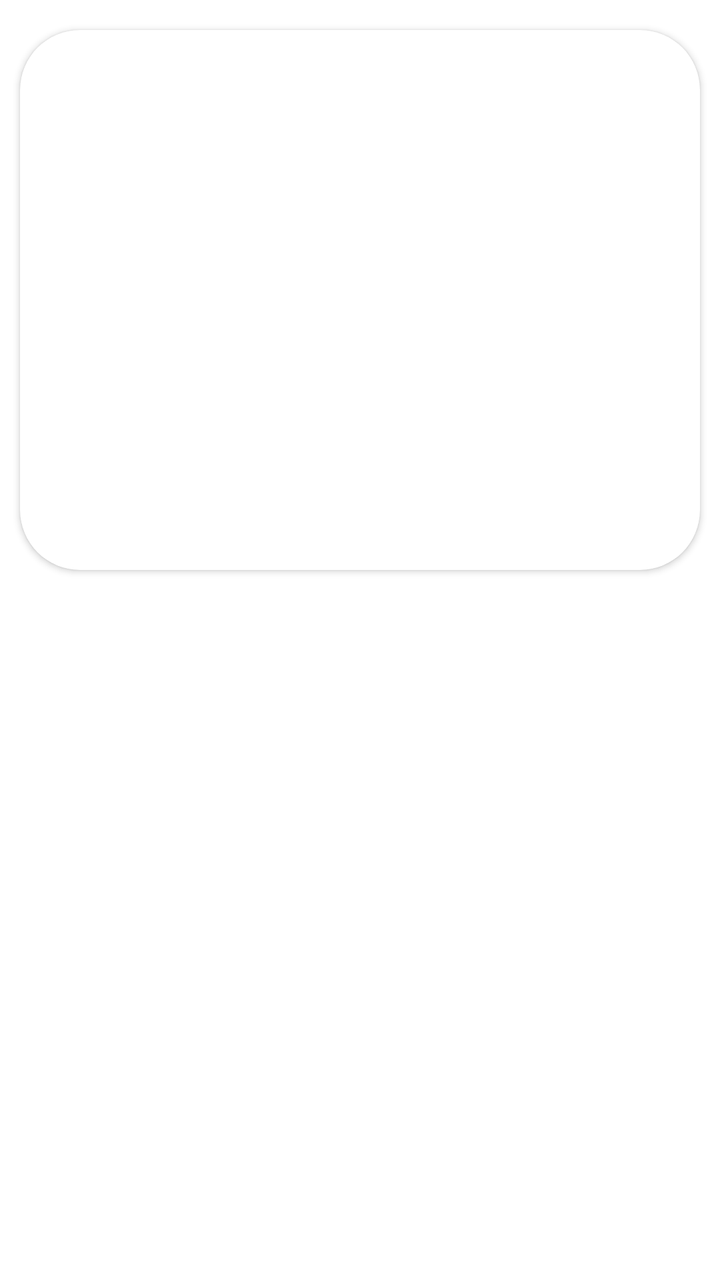
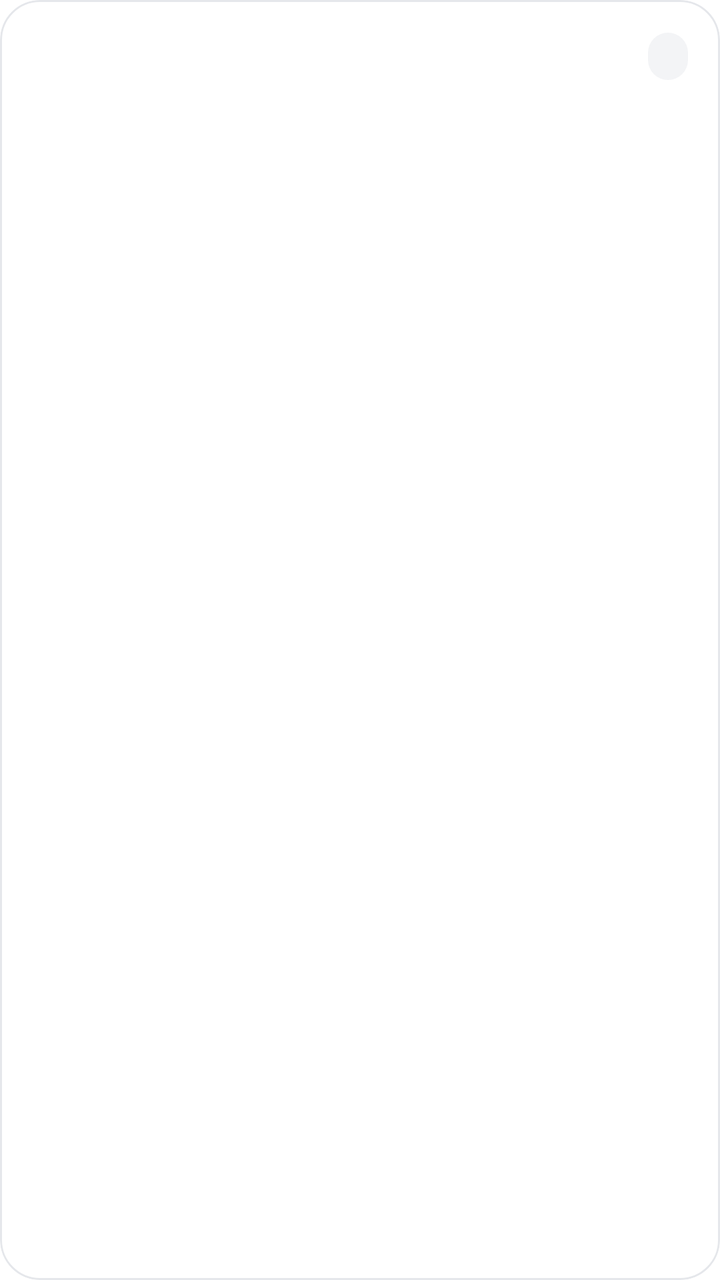

The first picture is an Android layout as it rendered before a commit; the second is the same layout after the commit. The layout source and the unified diff follow.
<!-- AndroidManifest.xml: application theme AppTheme -->
<!-- res/layout/team_item.xml -->
<?xml version="1.0" encoding="utf-8"?>
<RelativeLayout xmlns:android="http://schemas.android.com/apk/res/android"
    xmlns:app="http://schemas.android.com/apk/res-auto"
    android:id="@+id/team_view"
    android:layout_height="wrap_content"
    android:layout_width="match_parent"
    android:layout_gravity="center_horizontal"
    android:gravity="center_horizontal"
    android:layout_marginBottom="10dp">

    <androidx.cardview.widget.CardView
        android:id="@+id/team_card_view"
        android:layout_width="340dp"
        android:layout_height="270dp"
        android:clickable="true"
        android:focusable="true"
        android:gravity="center_horizontal|center_vertical"
        app:cardCornerRadius="30dp"
        app:cardPreventCornerOverlap="true"
        android:layout_marginTop="15dp"
        android:layout_marginBottom="2dp">

        <LinearLayout
            android:layout_width="match_parent"
            android:layout_height="match_parent"
            android:orientation="vertical"
            android:layout_gravity="center_horizontal"
            android:gravity="center_horizontal">

            <TextView
                android:id="@+id/team_name"
                android:layout_width="match_parent"
                android:layout_height="wrap_content"
                android:textColor="#515151"
                android:textSize="21sp"
                android:paddingTop="20dp"
                android:paddingStart="30dp"
                android:paddingEnd="30dp"
                android:fontFamily="Roboto"/>

            <GridLayout
                android:id="@+id/relativeLayout1"
                android:layout_width="match_parent"
                android:layout_height="90dp"
                android:orientation="horizontal"
                android:layout_marginStart="5dp">

                <ImageView
                    android:id="@+id/poke_image0"
                    android:layout_width="100dp"
                    android:layout_height="100dp"
                    android:contentDescription="@string/desc_image_pokemon" />

                <ImageView
                    android:id="@+id/poke_image1"
                    android:layout_width="100dp"
                    android:layout_height="100dp"
                    android:contentDescription="@string/desc_image_pokemon"/>

                <ImageView
                    android:id="@+id/poke_image2"
                    android:layout_width="100dp"
                    android:layout_height="100dp"
                    android:contentDescription="@string/desc_image_pokemon"/>

            </GridLayout>

            <GridLayout
                android:id="@+id/relativeLayout2"
                android:layout_width="match_parent"
                android:layout_height="match_parent"
                android:orientation="horizontal"
                android:layout_marginStart="5dp">

                <ImageView
                    android:id="@+id/poke_image3"
                    android:layout_width="100dp"
                    android:layout_height="100dp"
                    android:contentDescription="@string/desc_image_pokemon"/>

                <ImageView
                    android:id="@+id/poke_image4"
                    android:layout_width="100dp"
                    android:layout_height="100dp"
                    android:contentDescription="@string/desc_image_pokemon"/>

                <ImageView
                    android:id="@+id/poke_image5"
                    android:layout_width="100dp"
                    android:layout_height="100dp"
                    android:contentDescription="@string/desc_image_pokemon"/>
            </GridLayout>
        </LinearLayout>
    </androidx.cardview.widget.CardView>
</RelativeLayout>
<!-- resources referenced by this layout -->
<resources>
  <string name="desc_image_pokemon">Pokemon Image</string>
  <style name="AppTheme" parent="Theme.MaterialComponents.Light.NoActionBar">
          
          <item name="colorPrimary">@color/colorPrimary</item>
          <item name="colorPrimaryDark">@color/colorPrimaryDark</item>
          <item name="colorAccent">@color/colorAccent</item>
  
          
          <item name="android:windowDrawsSystemBarBackgrounds">true</item>
          <item name="android:statusBarColor">@android:color/transparent</item>
          <item name="android:windowLayoutInDisplayCutoutMode">shortEdges</item>
  
          
          <item name="android:navigationBarColor">@android:color/transparent</item>
      </style>
  <color name="colorPrimary">#5DC784</color>
  <color name="colorPrimaryDark">#5DC784</color>
  <color name="colorAccent">#FDB449</color>
</resources>

<!-- the commit's change to res/layout/team_item.xml (unified diff, before → after) -->
@@ -1,95 +1,70 @@
 <?xml version="1.0" encoding="utf-8"?>
-<RelativeLayout xmlns:android="http://schemas.android.com/apk/res/android"
+<com.google.android.material.card.MaterialCardView xmlns:android="http://schemas.android.com/apk/res/android"
     xmlns:app="http://schemas.android.com/apk/res-auto"
-    android:id="@+id/team_view"
+    android:id="@+id/team_card_view"
+    android:layout_width="match_parent"
     android:layout_height="wrap_content"
-    android:layout_width="match_parent"
-    android:layout_gravity="center_horizontal"
-    android:gravity="center_horizontal"
-    android:layout_marginBottom="10dp">
+    android:layout_marginHorizontal="16dp"
+    android:layout_marginVertical="6dp"
+    android:clickable="true"
+    android:focusable="true"
+    app:cardBackgroundColor="@android:color/white"
+    app:cardCornerRadius="20dp"
+    app:cardElevation="0dp"
+    app:strokeColor="@color/statTrack"
+    app:strokeWidth="1dp">
 
-    <androidx.cardview.widget.CardView
-        android:id="@+id/team_card_view"
-        android:layout_width="340dp"
-        android:layout_height="270dp"
-        android:clickable="true"
-        android:focusable="true"
-        android:gravity="center_horizontal|center_vertical"
-        app:cardCornerRadius="30dp"
-        app:cardPreventCornerOverlap="true"
-        android:layout_marginTop="15dp"
-        android:layout_marginBottom="2dp">
+    <LinearLayout
+        android:layout_width="match_parent"
+        android:layout_height="wrap_content"
+        android:orientation="vertical"
+        android:padding="16dp">
 
         <LinearLayout
             android:layout_width="match_parent"
-            android:layout_height="match_parent"
-            android:orientation="vertical"
-            android:layout_gravity="center_horizontal"
-            android:gravity="center_horizontal">
+            android:layout_height="wrap_content"
+            android:gravity="center_vertical"
+            android:orientation="horizontal">
 
             <TextView
                 android:id="@+id/team_name"
-                android:layout_width="match_parent"
+                android:layout_width="0dp"
                 android:layout_height="wrap_content"
-                android:textColor="#515151"
-                android:textSize="21sp"
-                android:paddingTop="20dp"
-                android:paddingStart="30dp"
-                android:paddingEnd="30dp"
-                android:fontFamily="Roboto"/>
+                android:layout_weight="1"
+                android:ellipsize="end"
+                android:maxLines="1"
+                android:textColor="@color/textPrimary"
+                android:textSize="18sp"
+                android:textStyle="bold" />
 
-            <GridLayout
-                android:id="@+id/relativeLayout1"
-                android:layout_width="match_parent"
-                android:layout_height="90dp"
-                android:orientation="horizontal"
-                android:layout_marginStart="5dp">
+            <TextView
+                android:id="@+id/team_count"
+                android:layout_width="wrap_content"
+                android:layout_height="wrap_content"
+                android:layout_marginStart="12dp"
+                android:background="@drawable/bg_tile"
+                android:paddingHorizontal="10dp"
+                android:paddingVertical="3dp"
+                android:textColor="@color/textSecondary"
+                android:textSize="13sp"
+                android:textStyle="bold" />
+        </LinearLayout>
 
-                <ImageView
-                    android:id="@+id/poke_image0"
-                    android:layout_width="100dp"
-                    android:layout_height="100dp"
-                    android:contentDescription="@string/desc_image_pokemon" />
+        <LinearLayout
+            android:id="@+id/team_slots"
+            android:layout_width="match_parent"
+            android:layout_height="wrap_content"
+            android:layout_marginTop="12dp"
+            android:orientation="horizontal" />
 
-                <ImageView
-                    android:id="@+id/poke_image1"
-                    android:layout_width="100dp"
-                    android:layout_height="100dp"
-                    android:contentDescription="@string/desc_image_pokemon"/>
-
-                <ImageView
-                    android:id="@+id/poke_image2"
-                    android:layout_width="100dp"
-                    android:layout_height="100dp"
-                    android:contentDescription="@string/desc_image_pokemon"/>
-
-            </GridLayout>
-
-            <GridLayout
-                android:id="@+id/relativeLayout2"
-                android:layout_width="match_parent"
-                android:layout_height="match_parent"
-                android:orientation="horizontal"
-                android:layout_marginStart="5dp">
-
-                <ImageView
-                    android:id="@+id/poke_image3"
-                    android:layout_width="100dp"
-                    android:layout_height="100dp"
-                    android:contentDescription="@string/desc_image_pokemon"/>
-
-                <ImageView
-                    android:id="@+id/poke_image4"
-                    android:layout_width="100dp"
-                    android:layout_height="100dp"
-                    android:contentDescription="@string/desc_image_pokemon"/>
-
-                <ImageView
-                    android:id="@+id/poke_image5"
-                    android:layout_width="100dp"
-                    android:layout_height="100dp"
-                    android:contentDescription="@string/desc_image_pokemon"/>
-            </GridLayout>
-        </LinearLayout>
-    </androidx.cardview.widget.CardView>
-</RelativeLayout>
+        <TextView
+            android:id="@+id/team_members"
+            android:layout_width="match_parent"
+            android:layout_height="wrap_content"
+            android:layout_marginTop="10dp"
+            android:ellipsize="end"
+            android:maxLines="2"
+            android:textColor="@color/textSecondary"
+            android:textSize="13sp" />
+    </LinearLayout>
+</com.google.android.material.card.MaterialCardView>
<!-- resource entries referenced after the edit -->
@@ -1,6 +1,15 @@
 <!-- resources referenced by this layout -->
 <resources>
-  <string name="desc_image_pokemon">Pokemon Image</string>
+  <color name="statTrack">#E5E7EB</color>
+  <color name="textPrimary">#1F2328</color>
+  <color name="textSecondary">#6B7280</color>
+  <!-- drawable bg_tile (drawable) -->
+  <?xml version="1.0" encoding="utf-8"?>
+  <shape xmlns:android="http://schemas.android.com/apk/res/android"
+      android:shape="rectangle">
+      <solid android:color="@color/tileBackground" />
+      <corners android:radius="16dp" />
+  </shape>
   <style name="AppTheme" parent="Theme.MaterialComponents.Light.NoActionBar">
           
           <item name="colorPrimary">@color/colorPrimary</item>
@@ -15,6 +24,7 @@
           
           <item name="android:navigationBarColor">@android:color/transparent</item>
       </style>
+  <color name="tileBackground">#F3F4F6</color>
   <color name="colorPrimary">#5DC784</color>
   <color name="colorPrimaryDark">#5DC784</color>
   <color name="colorAccent">#FDB449</color>
